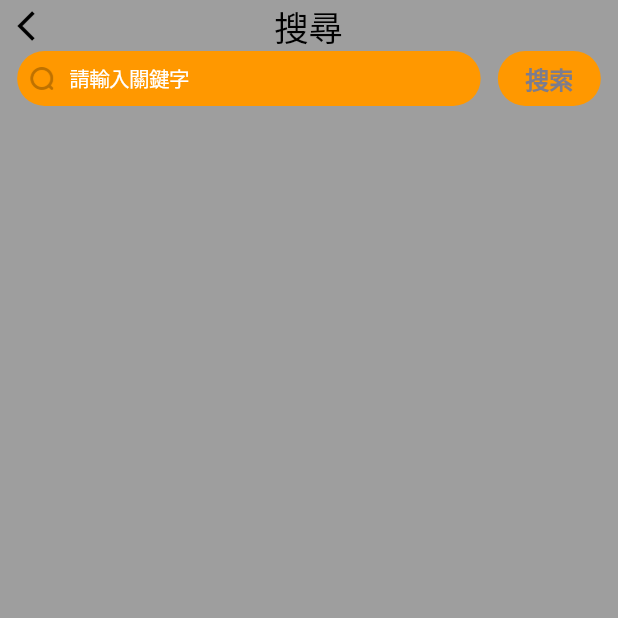
After one commit to qn5566/travel_app, a Flutter app: the screen it shows after launch, after a tap on "请输入关键词", on a phone screen of 412 x 824 dp, the top half of it. The commit adds this screen. Run offline on Flutter 3.47's test engine with Material 2 defaults, Android fonts, the phone set to English and light mode, and no system bars; our stand-ins replace cached_network_image, flutter_screenutil, fluttertoast, get, loading_indicator, sqflite; accounts and stored records are empty; network calls fail; Roboto replaces fonts that are missing (PingFang-SC, PingFangSC).

Commit message:
1. 搜尋頁完成.

```diff
--- a/lib/routes/app_pages.dart
+++ b/lib/routes/app_pages.dart
@@ -1,4 +1,6 @@
 import 'package:get/get.dart';
+import 'package:travel/ui/search/search_binding.dart';
+import 'package:travel/ui/search/search_page.dart';
 
 import '../ui/dashboard/dashboard_binding.dart';
 import '../ui/dashboard/dashboard_page.dart';
@@ -14,10 +16,14 @@ class AppPages {
       binding: DashboardBinding(),
     ),
     GetPage(
-      name: AppRoutes.travelDetails,
-      page: () => const DetailPage(),
-      binding: DetailBinding(),
-      transition: Transition.rightToLeft
-    ),
+        name: AppRoutes.travelDetails,
+        page: () => const DetailPage(),
+        binding: DetailBinding(),
+        transition: Transition.rightToLeft),
+    GetPage(
+        name: AppRoutes.searchPage,
+        page: () => SearchPage(),
+        binding: SearchBinding(),
+        transition: Transition.rightToLeft),
   ];
 }
--- a/lib/routes/app_routes.dart
+++ b/lib/routes/app_routes.dart
@@ -1,4 +1,5 @@
 class AppRoutes {
   static const String dashboard = '/';
   static const String travelDetails = '/details';
+  static const String searchPage = '/search';
 }
--- a/lib/ui/home/home_controller.dart
+++ b/lib/ui/home/home_controller.dart
@@ -137,7 +137,11 @@ class HomeController extends GetxController
   void onTap(DataAll item) {
     if (kDebugMode) {
       print(item.title);
-      Get.toNamed(AppRoutes.travelDetails, arguments: item);
     }
+    Get.toNamed(AppRoutes.travelDetails, arguments: item);
+  }
+
+  void toSearch() {
+    Get.toNamed(AppRoutes.searchPage);
   }
 }
--- a/lib/ui/home/home_page.dart
+++ b/lib/ui/home/home_page.dart
@@ -158,8 +158,7 @@ class HomePage extends GetView<HomeController> {
                 ),
               ),
               onTap: () {
-                // JDRoute.openSearch(
-                //     type: _currentIndexType(_tabController.index));
+                controller.toSearch();
               },
             ),
           ),
--- /dev/null
+++ b/lib/ui/search/search_binding.dart
@@ -0,0 +1,9 @@
+import 'package:get/get.dart';
+import 'package:travel/ui/search/search_controller.dart';
+
+class SearchBinding extends Bindings {
+  @override
+  void dependencies() {
+    Get.lazyPut<SearchController>(() => SearchController());
+  }
+}
--- /dev/null
+++ b/lib/ui/search/search_controller.dart
@@ -0,0 +1,12 @@
+import 'package:flutter/cupertino.dart';
+import 'package:get/get_state_manager/src/simple/get_controllers.dart';
+
+class SearchController extends GetxController {
+  late TextEditingController messageController;
+
+  @override
+  void onInit() {
+    super.onInit();
+    messageController = TextEditingController();
+  }
+}
--- /dev/null
+++ b/lib/ui/search/search_page.dart
@@ -0,0 +1,159 @@
+import 'package:flutter/cupertino.dart';
+import 'package:flutter/foundation.dart';
+import 'package:flutter/material.dart';
+import 'package:flutter/src/widgets/framework.dart';
+import 'package:flutter_screenutil/flutter_screenutil.dart';
+import 'package:get/get.dart';
+import 'package:get/get_core/src/get_main.dart';
+import 'package:travel/ui/search/search_controller.dart';
+
+import '../../config/style_info.dart';
+import '../../util/ui_util.dart';
+
+class SearchPage extends GetView<SearchController> {
+  SearchPage({Key? key}) : super(key: key);
+  String _keywords = '';
+
+  @override
+  Widget build(BuildContext context) {
+    return MaterialApp(
+      debugShowCheckedModeBanner: false,
+      home: Builder(builder: (context) {
+        return Scaffold(
+          body: Container(
+            color: Colors.grey,
+            child: Column(
+              crossAxisAlignment: CrossAxisAlignment.start,
+              children: [
+                Padding(
+                  //标题栏
+                  padding: EdgeInsets.only(top: ScreenUtil().statusBarHeight),
+                  child: Row(
+                    mainAxisAlignment: MainAxisAlignment.spaceBetween,
+                    children: [
+                      GestureDetector(
+                        onTap: () {
+                          Get.back();
+                        },
+                        behavior: HitTestBehavior.opaque,
+                        child: Padding(
+                          padding: EdgeInsets.only(left: ASize.w(5)),
+                          child: const Icon(
+                            Icons.arrow_back_ios,
+                            color: Colors.black,
+                          ),
+                        ),
+                      ),
+                      Text('搜尋',
+                          style: TextStyle(
+                            color: Colors.black,
+                            fontWeight: FontWeight.w500,
+                            fontFamily: "PingFangSC",
+                            fontStyle: FontStyle.normal,
+                            fontSize: ASize.ft(10),
+                          )),
+                      const SizedBox(width: 36.0),
+                    ],
+                  ),
+                ),
+                _searchBar(context, '請輸入關鍵字', height: ASize.h(16)),
+              ],
+            ),
+          ),
+        );
+      }),
+    );
+  }
+
+  /// 搜索栏
+  Widget _searchBar(BuildContext context, String placeholderText,
+      {required double height}) {
+    return Container(
+      height: height,
+      color: Colors.transparent,
+      child: Padding(
+        padding: EdgeInsets.only(left: ASize.w(5), right: ASize.w(5)),
+        child: Row(
+          children: [
+            Expanded(
+              child: Container(
+                height: ASize.h(38),
+                decoration: BoxDecoration(
+                    borderRadius:
+                        BorderRadius.all(Radius.circular(ASize.w(18))),
+                    color: Colors.orange),
+                child: Row(
+                  mainAxisAlignment: MainAxisAlignment.center,
+                  crossAxisAlignment: CrossAxisAlignment.center,
+                  children: [
+                    Padding(
+                      padding: const EdgeInsets.only(
+                        left: 5,
+                      ),
+                      child: Image.asset(
+                        'images/home/home_search.png',
+                        width: ASize.w(10),
+                        color: Colors.black,
+                      ),
+                    ),
+                    Expanded(
+                      child: CupertinoTextField(
+                        controller: controller.messageController,
+                        keyboardType: TextInputType.text,
+                        maxLines: 1,
+                        maxLength: 10,
+                        placeholder: placeholderText,
+                        placeholderStyle: TextStyle(
+                            fontSize: ASize.ft(6),
+                            fontWeight: FontWeight.normal,
+                            color: StyleInfo.white),
+                        decoration:
+                            const BoxDecoration(color: Colors.transparent),
+                        onChanged: (value) {
+                          _keywords = value;
+                          if (kDebugMode) {
+                            print('keywords:$_keywords');
+                          }
+                        },
+                      ),
+                    ),
+                  ],
+                ),
+              ),
+            ),
+            Padding(padding: EdgeInsets.only(left: ASize.w(5))),
+            GestureDetector(
+              child: Container(
+                height: height,
+                width: ASize.w(30),
+                decoration: BoxDecoration(
+                    color:
+                        (_keywords.isNotEmpty) ? Colors.black : Colors.orange,
+                    borderRadius:
+                        BorderRadius.all(Radius.circular(ASize.w(30)))),
+                child: Center(
+                  child: Text("搜索",
+                      style: TextStyle(
+                          color: (_keywords.isNotEmpty)
+                              ? Colors.black
+                              : StyleInfo.gray_7C7C8D,
+                          fontWeight: FontWeight.w700,
+                          fontFamily: "PingFang-SC",
+                          fontStyle: FontStyle.normal,
+                          fontSize: ASize.ft(7))),
+                ),
+              ),
+              onTap: () {
+                if (_keywords.isNotEmpty) {
+                  FocusScope.of(context).requestFocus(FocusNode());
+                  // 搜索
+                  // _doSearch(_keywords);
+                }
+              },
+            )
+          ],
+        ),
+      ),
+    );
+  }
+}
--- a/lib/widgets/info_view.dart
+++ b/lib/widgets/info_view.dart
@@ -1,7 +1,9 @@
 import 'package:flutter/material.dart';
+import 'package:flutter/services.dart';
 import 'package:get/get.dart';
 
 import '../ui/detail/detail_controller.dart';
+import '../util/ToastUtil.dart';
 import '../util/ui_util.dart';
 
 class InfoView extends StatelessWidget {
@@ -26,12 +28,20 @@ class InfoView extends StatelessWidget {
                 },
               ),
               (controller.item.address != '')
-                  ? Row(
+                  ? InkWell(
+                      child: buildText('地址資訊\n${controller.item.address!}'),
+                      onTap: () {
+                        Clipboard.setData(
+                            ClipboardData(text: controller.item.address!));
+                        ToastUtil.info("複製成功!");
+                      },
+                    )
+                  : const SizedBox.shrink(),
+              Row(
                   mainAxisAlignment: MainAxisAlignment.start,
                   crossAxisAlignment: CrossAxisAlignment.start,
                   children: [
-                          const Icon(Icons.assistant_navigation,
-                              color: Colors.white),
+                    const Icon(Icons.assistant_navigation, color: Colors.white),
                     Padding(
                       padding: EdgeInsets.only(left: ASize.w(2)),
                       child: InkWell(
@@ -42,12 +52,11 @@ class InfoView extends StatelessWidget {
                               scheme: 'https',
                               host: 'www.google.com',
                               path:
-                                        '/maps/search/${controller.item.address!}'));
+                                  '/maps/search/${(controller.item.address != null) ? controller.item.address : controller.item.title}'));
                         },
                       ),
                     ),
-                        ])
-                  : const SizedBox.shrink(),
+                  ]),
               (controller.item.opentime != '')
                   ? buildText('營業時間\n${controller.item.opentime!}')
                   : const SizedBox.shrink(),
```
Lines whose indentation alone changed are shown as unchanged.
